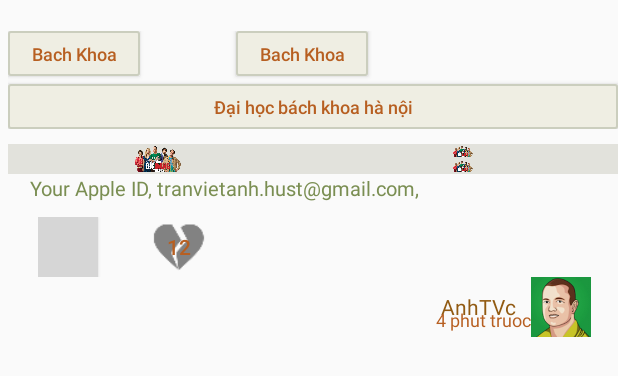
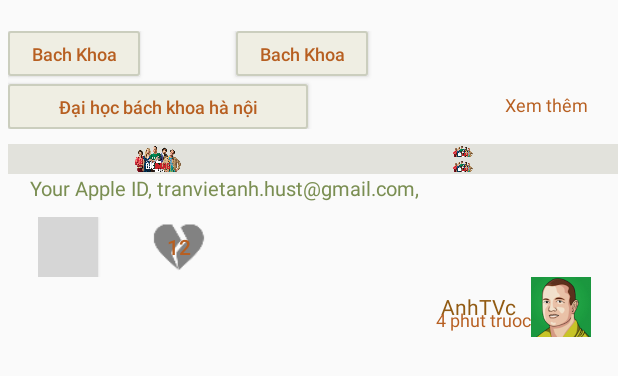
Before and after one commit to AnhTVc/AndroidClient, an Android app: the layout item_element.xml on its own in the app's theme, with its tools: preview values and no code run, on a phone screen of 412 x 824 dp. Shown: the top 376 px of the screen. Run offline under Robolectric (Android 15) with nearby library versions, the phone set to English and light mode, and no system bars; grey boxes are pictures that could not be loaded.

Commit message:
AnhTVc commit date 26/6

```diff
--- a/app/src/main/res/layout/item_element.xml
+++ b/app/src/main/res/layout/item_element.xml
@@ -51,7 +51,7 @@
             android:layout_marginStart="64dp" />
 
         <Button
-            android:layout_width="2500dp"
+            android:layout_width="200dp"
             android:focusable="false"
             android:focusableInTouchMode="false"
             android:layout_height="30dp"
```
